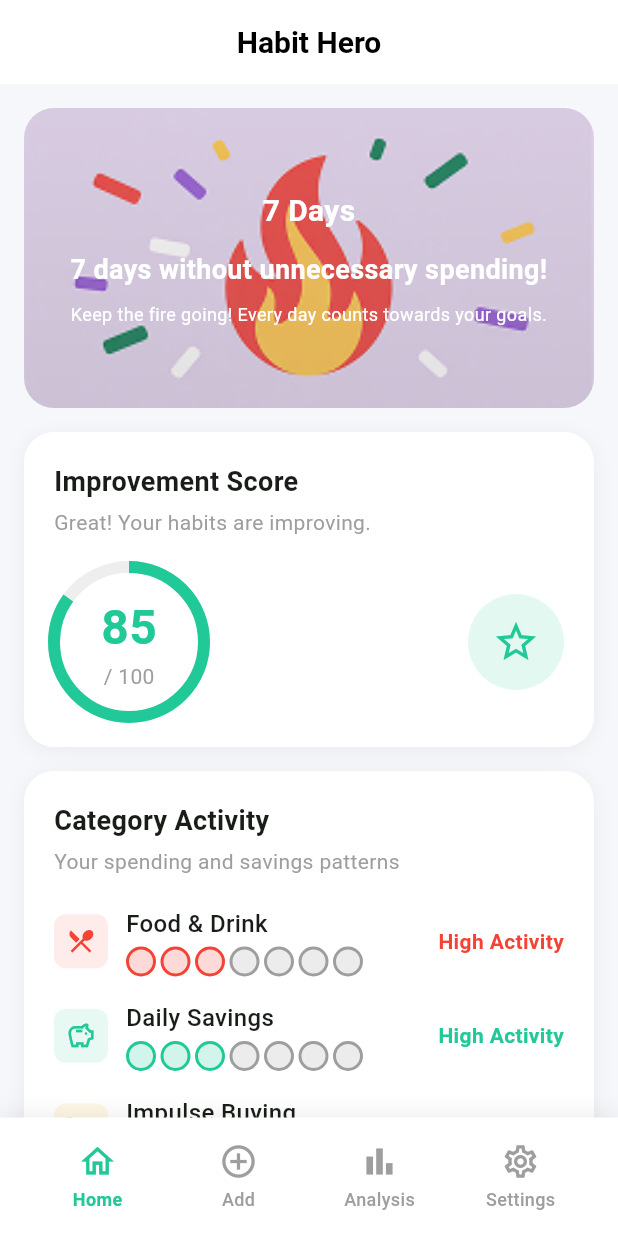
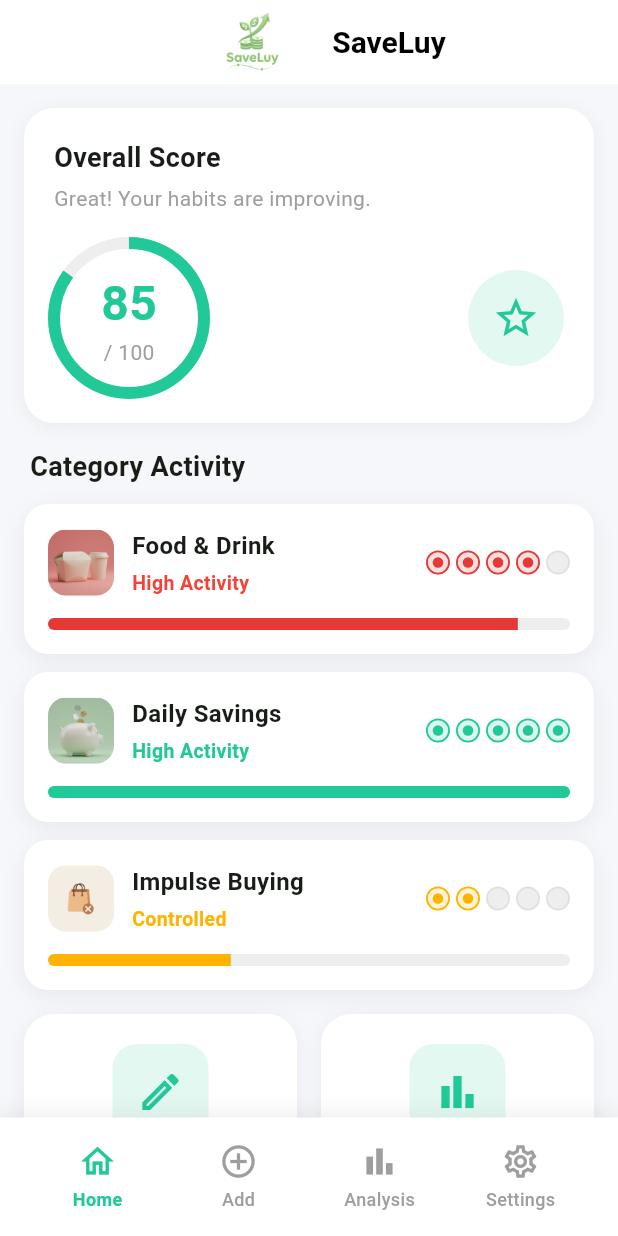
Before and after one commit to saltherric/Mobile-Development-1, a Flutter app: the screen it shows after launch, on a phone screen of 412 x 824 dp. Run offline on Flutter 3.47's test engine with Material 3 defaults, Android fonts, the phone set to English and light mode, and no system bars.

Commit message:
both UIs done

```diff
--- a/saveluy_app/lib/ui/screens/analysis.dart
+++ b/saveluy_app/lib/ui/screens/analysis.dart
@@ -104,45 +104,45 @@
 
 	static const List<_StreakItem> _streaks = [
 		_StreakItem(
-			icon: Icons.local_cafe_outlined,
-			iconColor: Color(0xFF20C997),
-			title: 'Coffee Avoided',
+			imagePath: 'assets/images/coffee.png',
+			title: 'Coffee Purchased Avoided',
 			subtitle: 'No Coffee Today',
 			streakCount: 3,
+			category: 'Food & Drink',
 		),
 		_StreakItem(
-			icon: Icons.savings_outlined,
-			iconColor: Color(0xFF20C997),
+			imagePath: 'assets/images/homeCookMeal.png',
+			title: 'Home Cooked Meal',
+			subtitle: 'Avoided Dining Out',
+			streakCount: 4,
+			category: 'Food & Drink',
+		),
+		_StreakItem(
+			imagePath: 'assets/images/pigBank.png',
 			title: 'Daily Savings Log',
 			subtitle: 'Saved RM5 Today',
 			streakCount: 5,
+			category: 'Daily Savings',
 		),
 		_StreakItem(
-			icon: Icons.local_mall_outlined,
-			iconColor: Color(0xFF20C997),
-			title: 'Impulse Buy Avoided',
+			imagePath: 'assets/images/onlineShopping.png',
+			title: 'Online Shopping Avoided',
 			subtitle: 'Avoided Impulse Buy',
 			streakCount: 7,
+			category: 'Impulse Buying',
 		),
 		_StreakItem(
-			icon: Icons.phone_android,
-			iconColor: Color(0xFF20C997),
-			title: 'Reduced Screen Time',
-			subtitle: 'Screen Time Managed',
-			streakCount: 1,
-		),
-		_StreakItem(
-			icon: Icons.local_drink,
-			iconColor: Color(0xFF20C997),
-			title: 'Drank Water',
-			subtitle: 'Hydration Goal Hit',
+			imagePath: 'assets/images/snacks.png',
+			title: 'Avoided Buying Snacks',
+			subtitle: 'Saved on Junk Food',
 			streakCount: 2,
+			category: 'Food & Drink',
 		),
 	];
 
 	static const List<_CategoryItem> _categories = [
 		_CategoryItem(
-			icon: Icons.restaurant_menu,
+			imagePath: 'assets/images/categories/foodNdrink.png',
 			iconColor: Color(0xFFF44336),
 			label: 'Food & Drink',
 			status: 'High Activity',
@@ -152,17 +152,17 @@
 			accentColor: Color(0xFFE53935),
 		),
 		_CategoryItem(
-			icon: Icons.savings_outlined,
+			imagePath: 'assets/images/categories/A_piggy_bank.png',
 			iconColor: Color(0xFF20C997),
 			label: 'Daily Savings',
 			status: 'High Activity',
 			statusColor: Color(0xFF20C997),
-			filledDots: 6,
-			progress: 0.95,
+			filledDots: 5,
+			progress: 1,
 			accentColor: Color(0xFF20C997),
 		),
 		_CategoryItem(
-			icon: Icons.shopping_cart_outlined,
+			imagePath: 'assets/images/onlineShopping.png',
 			iconColor: Color(0xFFFFB300),
 			label: 'Impulse Buying',
 			status: 'Controlled',
@@ -175,23 +175,23 @@
 }
 
 class _StreakItem {
-	final IconData icon;
-	final Color iconColor;
+	final String imagePath;
 	final String title;
 	final String subtitle;
 	final int streakCount;
+	final String category;
 
 	const _StreakItem({
-		required this.icon,
-		required this.iconColor,
+		required this.imagePath,
 		required this.title,
 		required this.subtitle,
 		required this.streakCount,
+		required this.category,
 	});
 }
 
 class _CategoryItem {
-	final IconData icon;
+	final String imagePath;
 	final Color iconColor;
 	final String label;
 	final String status;
@@ -201,7 +201,7 @@
 	final Color accentColor;
 
 	const _CategoryItem({
-		required this.icon,
+		required this.imagePath,
 		required this.iconColor,
 		required this.label,
 		required this.status,
@@ -242,10 +242,16 @@
 						width: 48,
 						height: 48,
 						decoration: BoxDecoration(
-							color: item.iconColor.withOpacity(0.12),
+							color: const Color(0xFF20C997).withOpacity(0.12),
 							borderRadius: BorderRadius.circular(12),
 						),
-						child: Icon(item.icon, color: item.iconColor, size: 26),
+						child: ClipRRect(
+							borderRadius: BorderRadius.circular(12),
+							child: Image.asset(
+								item.imagePath,
+								fit: BoxFit.cover,
+							),
+						),
 					),
 					const SizedBox(width: 14),
 					Expanded(
@@ -253,12 +259,32 @@
 							crossAxisAlignment: CrossAxisAlignment.start,
 							mainAxisAlignment: MainAxisAlignment.center,
 							children: [
+								Row(
+									children: [
 										Text(
 											item.title,
 											style: const TextStyle(
 												fontSize: 16,
 												fontWeight: FontWeight.w600,
 											),
+										),
+										const SizedBox(width: 8),
+										Container(
+											padding: const EdgeInsets.symmetric(horizontal: 6, vertical: 2),
+											decoration: BoxDecoration(
+												color: Colors.grey.shade100,
+												borderRadius: BorderRadius.circular(4),
+											),
+											child: Text(
+												item.category,
+												style: TextStyle(
+													fontSize: 10,
+													fontWeight: FontWeight.w500,
+													color: Colors.grey.shade600,
+												),
+											),
+										),
+									],
 								),
 								const SizedBox(height: 4),
 								Text(
@@ -335,7 +361,13 @@
 									color: item.iconColor.withOpacity(0.12),
 									borderRadius: BorderRadius.circular(12),
 								),
-								child: Icon(item.icon, color: item.iconColor, size: 24),
+								child: ClipRRect(
+									borderRadius: BorderRadius.circular(12),
+									child: Image.asset(
+										item.imagePath,
+										fit: BoxFit.cover,
+									),
+								),
 							),
 							const SizedBox(width: 12),
 							Expanded(
--- a/saveluy_app/lib/ui/screens/home.dart
+++ b/saveluy_app/lib/ui/screens/home.dart
@@ -15,13 +15,23 @@
         backgroundColor: Colors.white,
         elevation: 0,
         centerTitle: true,
-        title: const Text(
-          'Habit Hero',
+        title: Row(
+          mainAxisSize: MainAxisSize.min,
+          children: [
+            Image.asset(
+              'assets/images/Logo.png',
+              height: 60,
+              fit: BoxFit.contain,
+            ),
+            const Text(
+              'SaveLuy',
               style: TextStyle(
+                fontSize: 20,
+                fontWeight: FontWeight.w700,
                 color: Colors.black,
-            fontSize: 20,
-            fontWeight: FontWeight.w600,
               ),
+            ),
+          ],
         ),
       ),
       body: SingleChildScrollView(
@@ -29,12 +39,8 @@
         child: Column(
           crossAxisAlignment: CrossAxisAlignment.start,
           children: [
-            // Streak Card
-            _buildStreakCard(),
-            const SizedBox(height: 16),
-
-            // Improvement Score Card
-            _buildImprovementScoreCard(),
+            // Overall Score Card
+            _buildOverAllCard(),
             const SizedBox(height: 16),
 
             // Category Activity Card
@@ -56,72 +62,7 @@
     );
   }
 
-  Widget _buildStreakCard() {
-    return ClipRRect(
-      borderRadius: BorderRadius.circular(20),
-      child: Container(
-        height: 200,
-        decoration: const BoxDecoration(
-          image: DecorationImage(
-            image: AssetImage('assets/images/streak.png'),
-            fit: BoxFit.cover,
-          ),
-        ),
-        child: Container(
-          decoration: BoxDecoration(
-            gradient: LinearGradient(
-              begin: Alignment.topCenter,
-              end: Alignment.bottomCenter,
-              colors: [
-                Colors.black.withOpacity(0.05),
-                Colors.black.withOpacity(0.1),
-              ],
-            ),
-          ),
-          child: const Center(
-            child: Padding(
-              padding: EdgeInsets.symmetric(horizontal: 24),
-              child: Column(
-                mainAxisAlignment: MainAxisAlignment.center,
-                children: [
-                  Text(
-                    '7 Days',
-                    style: TextStyle(
-                      color: Colors.white,
-                      fontSize: 20,
-                      fontWeight: FontWeight.w700,
-                    ),
-                  ),
-                  SizedBox(height: 12),
-                  Text(
-                    '7 days without unnecessary spending!',
-                    textAlign: TextAlign.center,
-                    style: TextStyle(
-                      color: Colors.white,
-                      fontSize: 18,
-                      fontWeight: FontWeight.w700,
-                    ),
-                  ),
-                  SizedBox(height: 8),
-                  Text(
-                    'Keep the fire going! Every day counts towards your goals.',
-                    textAlign: TextAlign.center,
-                    style: TextStyle(
-                      color: Colors.white,
-                      fontSize: 12,
-                      fontWeight: FontWeight.w400,
-                    ),
-                  ),
-                ],
-              ),
-            ),
-          ),
-        ),
-      ),
-    );
-  }
-
-  Widget _buildImprovementScoreCard() {
+  Widget _buildOverAllCard() {
     return Container(
       padding: const EdgeInsets.all(20),
       decoration: BoxDecoration(
@@ -139,7 +80,7 @@
         crossAxisAlignment: CrossAxisAlignment.start,
         children: [
           const Text(
-            'Improvement Score',
+            'Overall Score',
             style: TextStyle(
               fontSize: 18,
               fontWeight: FontWeight.w600,
@@ -218,90 +159,98 @@
   }
 
   Widget _buildCategoryActivityCard() {
+    return Column(
+      crossAxisAlignment: CrossAxisAlignment.start,
+      children: [
+        const Padding(
+          padding: EdgeInsets.symmetric(horizontal: 4),
+          child: Text(
+            'Category Activity',
+            style: TextStyle(
+              fontSize: 18,
+              fontWeight: FontWeight.w700,
+            ),
+          ),
+        ),
+        const SizedBox(height: 12),
+        _buildCategoryCard(
+          imagePath: 'assets/images/categories/foodNdrink.png',
+          iconColor: const Color(0xFFF44336),
+          label: 'Food & Drink',
+          status: 'High Activity',
+          statusColor: const Color(0xFFF44336),
+          filledDots: 4,
+          progress: 0.9,
+          accentColor: const Color(0xFFE53935),
+        ),
+        const SizedBox(height: 12),
+        _buildCategoryCard(
+          imagePath: 'assets/images/categories/A_piggy_bank.png',
+          iconColor: _primary,
+          label: 'Daily Savings',
+          status: 'High Activity',
+          statusColor: _primary,
+          filledDots: 5,
+          progress: 1,
+          accentColor: _primary,
+        ),
+        const SizedBox(height: 12),
+        _buildCategoryCard(
+          imagePath: 'assets/images/onlineShopping.png',
+          iconColor: const Color(0xFFFFB300),
+          label: 'Impulse Buying',
+          status: 'Controlled',
+          statusColor: const Color(0xFFFFB300),
+          filledDots: 2,
+          progress: 0.35,
+          accentColor: const Color(0xFFFFB300),
+        ),
+      ],
+    );
+  }
+
+  Widget _buildCategoryCard({
+    required String imagePath,
+    required Color iconColor,
+    required String label,
+    required String status,
+    required Color statusColor,
+    required int filledDots,
+    required double progress,
+    required Color accentColor,
+  }) {
     return Container(
-      padding: const EdgeInsets.all(20),
+      padding: const EdgeInsets.all(16),
       decoration: BoxDecoration(
         color: Colors.white,
-        borderRadius: BorderRadius.circular(20),
+        borderRadius: BorderRadius.circular(16),
         boxShadow: [
           BoxShadow(
-            color: Colors.black.withOpacity(0.05),
-            blurRadius: 10,
-            offset: const Offset(0, 2),
+            color: Colors.black.withOpacity(0.06),
+            blurRadius: 12,
+            offset: const Offset(0, 4),
           ),
         ],
       ),
       child: Column(
         crossAxisAlignment: CrossAxisAlignment.start,
         children: [
-          const Text(
-            'Category Activity',
-            style: TextStyle(
-              fontSize: 18,
-              fontWeight: FontWeight.w600,
+          Row(
+            children: [
+              Container(
+                width: 44,
+                height: 44,
+                decoration: BoxDecoration(
+                  color: iconColor.withOpacity(0.12),
+                  borderRadius: BorderRadius.circular(12),
+                ),
+                child: ClipRRect(
+                  borderRadius: BorderRadius.circular(12),
+                  child: Image.asset(
+                    imagePath,
+                    fit: BoxFit.cover,
                   ),
                 ),
-          const SizedBox(height: 4),
-          const Text(
-            'Your spending and savings patterns',
-            style: TextStyle(
-              fontSize: 14,
-              color: Colors.grey,
-            ),
-          ),
-          const SizedBox(height: 20),
-          _buildCategoryItem(
-            icon: Icons.restaurant_menu,
-            iconColor: const Color(0xFFF44336),
-            label: 'Food & Drink',
-            status: 'High Activity',
-            statusColor: const Color(0xFFF44336),
-            activityIcons: [],
-            showCircles: true,
-          ),
-          const SizedBox(height: 16),
-          _buildCategoryItem(
-            icon: Icons.savings_outlined,
-            iconColor: _primary,
-            label: 'Daily Savings',
-            status: 'High Activity',
-            statusColor: _primary,
-            activityIcons: [],
-            showCircles: true,
-          ),
-          const SizedBox(height: 16),
-          _buildCategoryItem(
-            icon: Icons.shopping_cart_outlined,
-            iconColor: const Color(0xFFFFB300),
-            label: 'Impulse Buying',
-            status: 'Controlled',
-            statusColor: const Color(0xFFFFB300),
-            activityIcons: [],
-            showCircles: true,
-          ),
-        ],
-      ),
-    );
-  }
-
-  Widget _buildCategoryItem({
-    required IconData icon,
-    required Color iconColor,
-    required String label,
-    required String status,
-    required Color statusColor,
-    List<IconData> activityIcons = const [],
-    bool showCircles = false,
-  }) {
-    return Row(
-      children: [
-        Container(
-          padding: const EdgeInsets.all(8),
-          decoration: BoxDecoration(
-            color: iconColor.withOpacity(0.1),
-            borderRadius: BorderRadius.circular(8),
-          ),
-          child: Icon(icon, color: iconColor, size: 20),
               ),
               const SizedBox(width: 12),
               Expanded(
@@ -312,64 +261,38 @@
                       label,
                       style: const TextStyle(
                         fontSize: 16,
-                  fontWeight: FontWeight.w500,
+                        fontWeight: FontWeight.w600,
                       ),
                     ),
                     const SizedBox(height: 4),
-              // Activity indicators
-              if (showCircles)
-                Row(
-                  children: List.generate(
-                    7,
-                    (index) => Container(
-                      margin: EdgeInsets.only(right: index < 6 ? 3 : 0),
-                      width: 20,
-                      height: 20,
-                      decoration: BoxDecoration(
-                        shape: BoxShape.circle,
-                        color: index < 3
-                            ? iconColor.withOpacity(0.2)
-                            : Colors.grey.withOpacity(0.2),
-                        border: Border.all(
-                          color: index < 3 ? iconColor : Colors.grey,
-                          width: 2,
-                        ),
-                      ),
-                    ),
-                  ),
-                )
-              else
-                Row(
-                  children: activityIcons
-                      .map(
-                        (activityIcon) => Container(
-                          margin: const EdgeInsets.only(right: 4),
-                          padding: const EdgeInsets.all(4),
-                          decoration: BoxDecoration(
-                            color: iconColor.withOpacity(0.1),
-                            borderRadius: BorderRadius.circular(4),
-                          ),
-                          child: Icon(
-                            activityIcon,
-                            size: 16,
-                            color: iconColor,
-                          ),
-                        ),
-                      )
-                      .toList(),
-                ),
-            ],
-          ),
-        ),
                     Text(
                       status,
                       style: TextStyle(
-            fontSize: 14,
+                        fontSize: 13,
                         fontWeight: FontWeight.w600,
                         color: statusColor,
                       ),
                     ),
                   ],
+                ),
+              ),
+              Row(
+                children: List.generate(5, (index) => _buildDot(index < filledDots, accentColor)),
+              ),
+            ],
+          ),
+          const SizedBox(height: 14),
+          ClipRRect(
+            borderRadius: BorderRadius.circular(10),
+            child: LinearProgressIndicator(
+              value: progress,
+              minHeight: 8,
+              backgroundColor: Colors.grey.shade200,
+              valueColor: AlwaysStoppedAnimation<Color>(accentColor),
+            ),
+          ),
+        ],
+      ),
     );
   }
 
@@ -478,4 +401,31 @@
     );
   }
 
+  Widget _buildDot(bool isActive, Color color) {
+    return Container(
+      width: 16,
+      height: 16,
+      margin: const EdgeInsets.only(left: 4),
+      decoration: BoxDecoration(
+        shape: BoxShape.circle,
+        color: isActive ? color.withOpacity(0.16) : Colors.grey.shade200,
+        border: Border.all(
+          color: isActive ? color : Colors.grey.shade300,
+          width: 1.2,
+        ),
+      ),
+      child: isActive
+          ? Center(
+              child: Container(
+                width: 7,
+                height: 7,
+                decoration: BoxDecoration(
+                  color: color,
+                  shape: BoxShape.circle,
+                ),
+              ),
+            )
+          : null,
+    );
   }
+}
--- a/saveluy_app/pubspec.yaml
+++ b/saveluy_app/pubspec.yaml
@@ -60,7 +60,8 @@
   # the material Icons class.
   uses-material-design: true
   assets:
-    - assets/images/streak.png
+    - assets/images/
+    - assets/images/categories/
     - assets/
 
   # An image asset can refer to one or more resolution-specific "variants", see
```
Also changed, not shown: saveluy_app/assets/images/Logo.png (added), saveluy_app/assets/images/categories/A_piggy_bank.png (added), saveluy_app/assets/images/categories/food-Drink.png (added), saveluy_app/assets/images/categories/foodNdrink.png (added), saveluy_app/assets/images/coffee.png (added), saveluy_app/assets/images/homeCookMeal.png (added), saveluy_app/assets/images/onlineShopping.png (added), saveluy_app/assets/images/pigBank.png (added), saveluy_app/assets/images/snacks.png (added), saveluy_app/assets/images/streak.png (deleted). Lines whose indentation alone changed are shown as unchanged.
